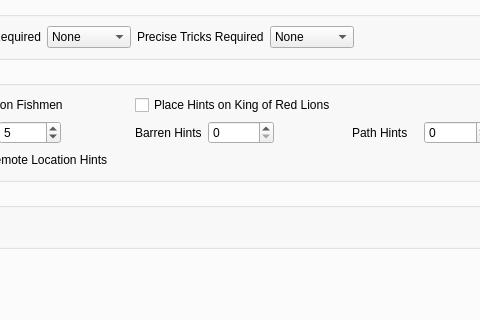
Old version of the form wwr_ui/randomizer_window.ui in the repository LagoLunatic/wwrando; both pictures show x 332 to 812 and y 117 to 437 of the 914 by 757 pixel window.
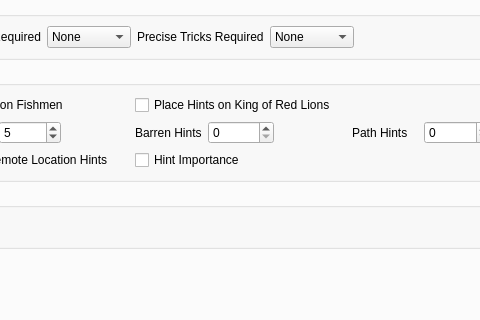
New version of the form. The open tabs and pages were chosen to show the change. Custom widgets are drawn as their Qt base class.

Commit message: Add option to hint item importance for item and location hints

Diff of the .ui file:
```diff
--- a/wwr_ui/randomizer_window.ui
+++ b/wwr_ui/randomizer_window.ui
@@ -1168,6 +1168,13 @@
                  </item>
                 </layout>
                </item>
+               <item row="6" column="2">
+                <widget class="QCheckBox" name="hint_importance">
+                 <property name="text">
+                  <string>Hint Importance</string>
+                 </property>
+                </widget>
+               </item>
               </layout>
              </widget>
             </item>
```
The commit also changes 4 other files.
